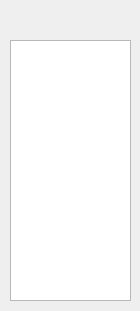
Qt form Update/Logic_Gate_Simulator/Dialogs/widget_customgates.ui (ElliotHarding/Logic-Gate-Simulator) before a commit.
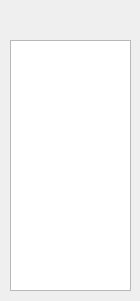
The same form after that commit. Icons and pictures are not drawn.

Patch:
```diff
--- a/Update/Logic_Gate_Simulator/Dialogs/widget_customgates.ui
+++ b/Update/Logic_Gate_Simulator/Dialogs/widget_customgates.ui
@@ -7,14 +7,14 @@
     <x>0</x>
     <y>0</y>
     <width>140</width>
-    <height>311</height>
+    <height>301</height>
    </rect>
   </property>
   <property name="windowTitle">
    <string>Form</string>
   </property>
   <property name="autoFillBackground">
-   <bool>true</bool>
+   <bool>false</bool>
   </property>
   <property name="styleSheet">
    <string notr="true"/>
@@ -25,7 +25,7 @@
      <x>10</x>
      <y>40</y>
      <width>121</width>
-     <height>261</height>
+     <height>251</height>
     </rect>
    </property>
   </widget>
```
